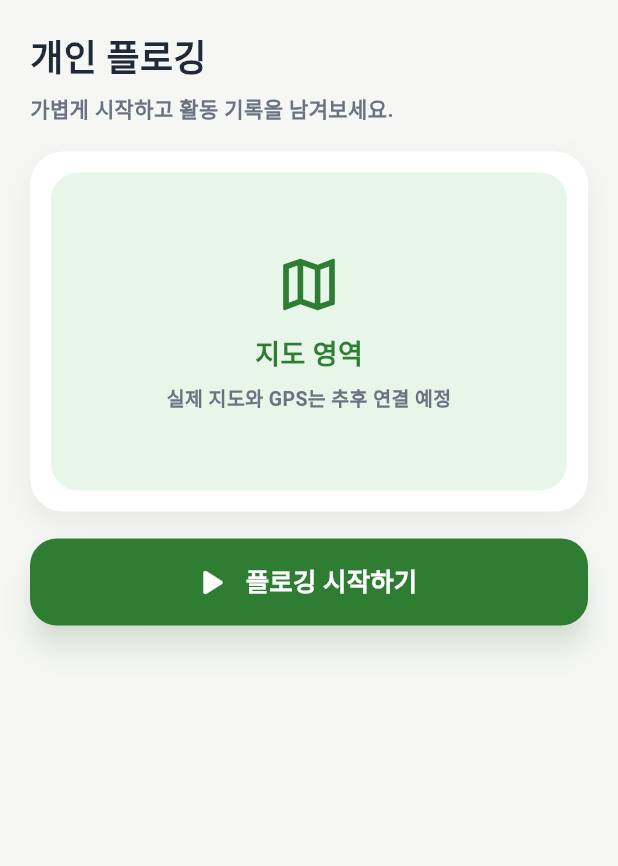
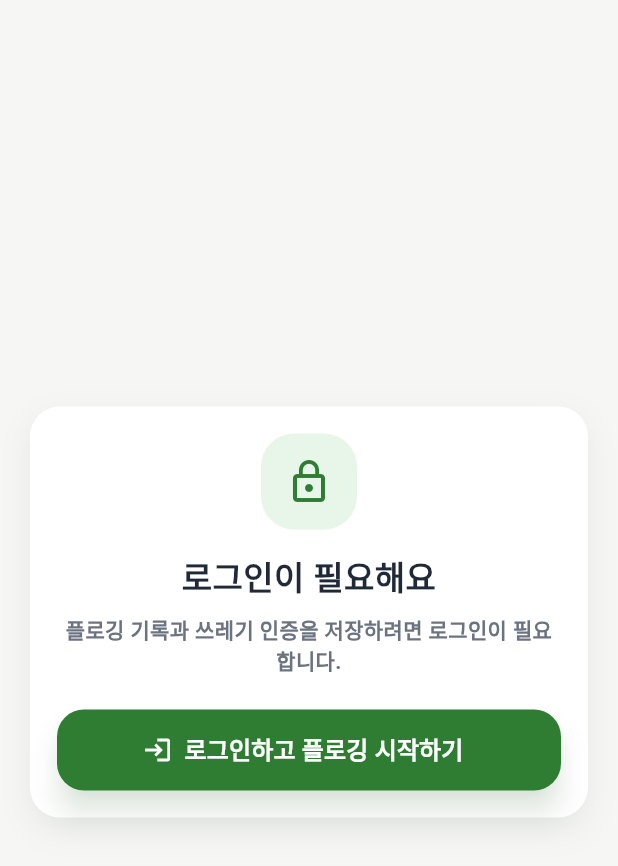
Before and after one commit to swan2407/plogging_app, a Flutter app: the PersonalPloggingScreen screen opened directly, on a phone screen of 412 x 824 dp. Shown: the top 866 px of the screen. Run offline on Flutter 3.47's test engine with Material 3 defaults, Android fonts, the phone set to English and light mode, and no system bars; our stand-ins replace flutter_svg.

Commit message:
revise perssonal plogging page(login)

```diff
--- a/frontend/lib/features/plogging/presentation/personal_plogging_screen.dart
+++ b/frontend/lib/features/plogging/presentation/personal_plogging_screen.dart
@@ -1,4 +1,7 @@
 import 'package:flutter/material.dart';
+
+import '../../../core/auth/mock_auth_controller.dart';
+import '../../auth/presentation/login_screen.dart';
 
 class PersonalPloggingScreen extends StatefulWidget {
   const PersonalPloggingScreen({super.key});
@@ -59,11 +62,33 @@ class _PersonalPloggingScreenState extends State<PersonalPloggingScreen> {
     );
   }
 
+  void _openLoginScreen() {
+    Navigator.of(context).push(
+      MaterialPageRoute<void>(
+        builder: (context) => const LoginScreen(popAfterLogin: true),
+      ),
+    );
+  }
+
   @override
   Widget build(BuildContext context) {
     return Scaffold(
       backgroundColor: _background,
-      body: SafeArea(
+      body: ValueListenableBuilder<bool>(
+        valueListenable: mockAuthController,
+        builder: (context, isLoggedIn, child) {
+          if (!isLoggedIn) {
+            return SafeArea(
+              child: Center(
+                child: SingleChildScrollView(
+                  padding: const EdgeInsets.fromLTRB(20, 20, 20, 28),
+                  child: _LoginRequiredCard(onLoginPressed: _openLoginScreen),
+                ),
+              ),
+            );
+          }
+
+          return SafeArea(
             child: ListView(
               padding: const EdgeInsets.fromLTRB(20, 20, 20, 28),
               children: [
@@ -84,6 +109,84 @@ class _PersonalPloggingScreenState extends State<PersonalPloggingScreen> {
                   _StartButton(onPressed: _startPlogging),
               ],
             ),
+          );
+        },
+      ),
+    );
+  }
+}
+
+class _LoginRequiredCard extends StatelessWidget {
+  const _LoginRequiredCard({required this.onLoginPressed});
+
+  final VoidCallback onLoginPressed;
+
+  @override
+  Widget build(BuildContext context) {
+    return _PloggingCard(
+      child: Column(
+        mainAxisSize: MainAxisSize.min,
+        children: [
+          Container(
+            width: 64,
+            height: 64,
+            decoration: BoxDecoration(
+              color: _PersonalPloggingScreenState._lightGreen,
+              borderRadius: BorderRadius.circular(22),
+            ),
+            child: const Icon(
+              Icons.lock_outline,
+              color: _PersonalPloggingScreenState._green,
+              size: 32,
+            ),
+          ),
+          const SizedBox(height: 18),
+          const Text(
+            '로그인이 필요해요',
+            textAlign: TextAlign.center,
+            style: TextStyle(
+              color: _PersonalPloggingScreenState._darkText,
+              fontSize: 22,
+              fontWeight: FontWeight.w900,
+              height: 1.2,
+            ),
+          ),
+          const SizedBox(height: 10),
+          const Text(
+            '플로깅 기록과 쓰레기 인증을 저장하려면 로그인이 필요합니다.',
+            textAlign: TextAlign.center,
+            style: TextStyle(
+              color: _PersonalPloggingScreenState._grayText,
+              fontSize: 14,
+              fontWeight: FontWeight.w600,
+              height: 1.45,
+            ),
+          ),
+          const SizedBox(height: 22),
+          SizedBox(
+            width: double.infinity,
+            height: 54,
+            child: FilledButton.icon(
+              onPressed: onLoginPressed,
+              icon: const Icon(Icons.login, size: 20),
+              label: const Text(
+                '로그인하고 플로깅 시작하기',
+                style: TextStyle(fontSize: 16, fontWeight: FontWeight.w900),
+              ),
+              style: FilledButton.styleFrom(
+                backgroundColor: _PersonalPloggingScreenState._green,
+                foregroundColor: Colors.white,
+                elevation: 8,
+                shadowColor: _PersonalPloggingScreenState._green.withValues(
+                  alpha: 0.28,
+                ),
+                shape: RoundedRectangleBorder(
+                  borderRadius: BorderRadius.circular(18),
+                ),
+              ),
+            ),
+          ),
+        ],
       ),
     );
   }
```
Lines whose indentation alone changed are shown as unchanged.
